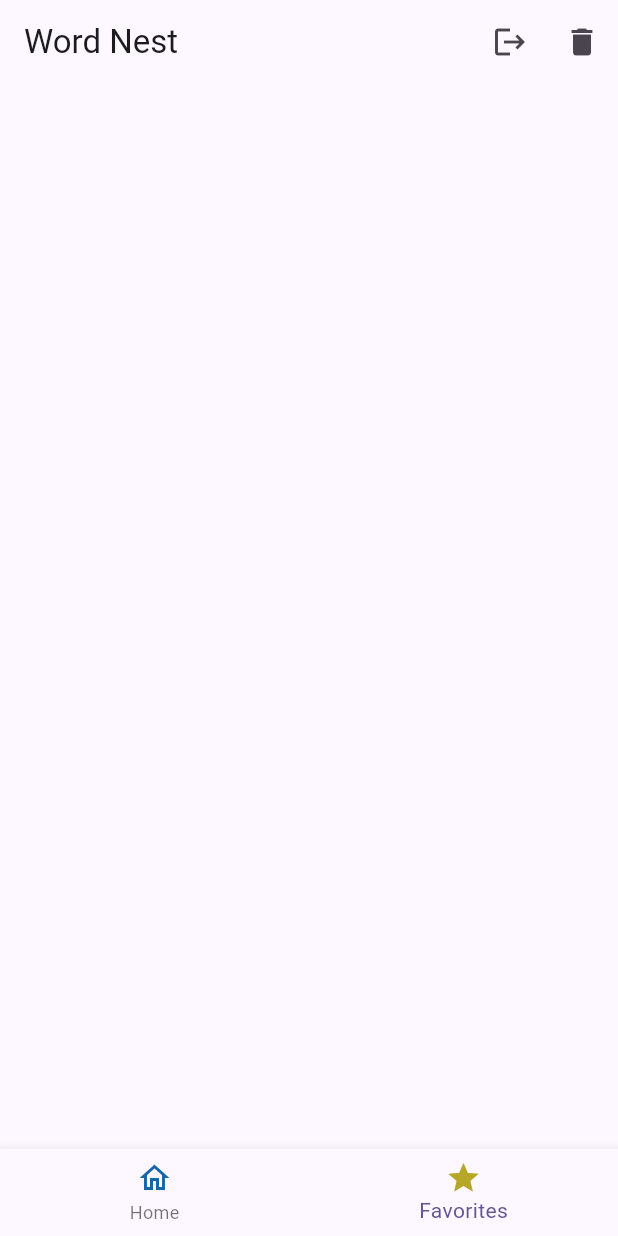
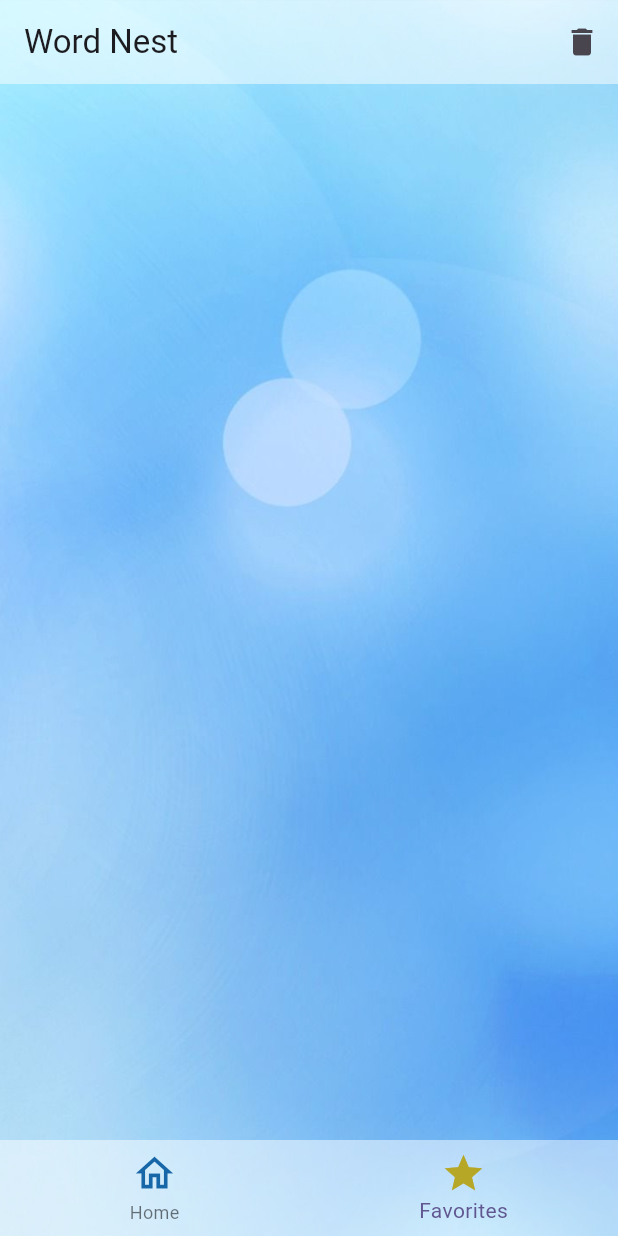
Before and after one commit to alireis55/WordNest, a Flutter app: the BottomNavigatorPage screen opened directly, item 2 of the bottom bar chosen, on a phone screen of 412 x 824 dp. Run offline on Flutter 3.47's test engine with Material 3 defaults, Android fonts, the light colour scheme and no system bars; our stand-ins replace connectivity_plus, flutter_bloc, flutter_card_swiper, shared_preferences, sqflite; accounts and stored records are empty; network calls fail.

Commit message:
UI Updated

```diff
--- a/lib/UI/WordPage/bottom_navigation_bar_page.dart
+++ b/lib/UI/WordPage/bottom_navigation_bar_page.dart
@@ -1,3 +1,5 @@
+import 'dart:ui';
+
 import 'package:flutter/material.dart';
 import 'package:word_nest/UI/WordPage/favorite_page.dart';
 import 'package:word_nest/UI/WordPage/word_page.dart';
@@ -28,10 +30,16 @@ class _BottomNavigatorPageState extends State<BottomNavigatorPage> {
   @override
   Widget build(BuildContext context) {
     return Scaffold(
+      extendBodyBehindAppBar: true,
+      extendBody: true,
+      backgroundColor: Colors.transparent,
       appBar: AppBar(
+        backgroundColor: Colors.white.withOpacity(0.5),
+        elevation: 0,
         title: const Text('Word Nest'),
         actions: [
-          IconButton(
+          currentIndex == 0
+              ? IconButton(
                   onPressed: () async {
                     await SharedPrefsHelper.deleteToken();
                     // this is a workaround to avoid the error of calling a method
@@ -40,12 +48,13 @@ class _BottomNavigatorPageState extends State<BottomNavigatorPage> {
                         Navigator.push(
                             context,
                             MaterialPageRoute(
-                            builder: (context) => const PageControllerPage()));
+                                builder: (context) =>
+                                    const PageControllerPage()));
                       },
                     );
                   },
-              icon: const Icon(Icons.logout)),
-          IconButton(
+                  icon: const Icon(Icons.logout))
+              : IconButton(
                   onPressed: () async {
                     await clearFavorites();
                   },
@@ -53,21 +62,35 @@ class _BottomNavigatorPageState extends State<BottomNavigatorPage> {
                 )
         ],
       ),
-      body: pages[currentIndex],
+      body: Container(
+        decoration: const BoxDecoration(
+          image: DecorationImage(
+            image: AssetImage('lib/assets/background2.png'),
+            fit: BoxFit.cover,
+          ),
+        ),
+        child: SafeArea(child: pages[currentIndex]),
+      ),
       bottomNavigationBar: Theme(
         data: Theme.of(context).copyWith(
           splashFactory: NoSplash.splashFactory,
           highlightColor: Colors.transparent,
         ),
         child: BottomNavigationBar(
+          elevation: 0,
+          backgroundColor: Colors.white.withOpacity(0.5),
           items: [
             BottomNavigationBarItem(
-              icon: Icon(currentIndex == 0 ? Icons.home : Icons.home_outlined,
+              icon: Icon(
+                  size: 30,
+                  currentIndex == 0 ? Icons.home : Icons.home_outlined,
                   color: const Color.fromARGB(255, 22, 102, 168)),
               label: 'Home',
             ),
             BottomNavigationBarItem(
-              icon: Icon(currentIndex == 1 ? Icons.star : Icons.star_border,
+              icon: Icon(
+                  size: 30,
+                  currentIndex == 1 ? Icons.star : Icons.star_border,
                   color: const Color.fromARGB(255, 182, 167, 38)),
               label: 'Favorites',
             ),
```
Also changed, not shown: lib/UI/WordPage/favorite_page.dart (+28 -5 lines), lib/UI/WordPage/word_page.dart (+60 -14 lines), lib/assets/background2.png (added). Lines whose indentation alone changed are shown as unchanged.
